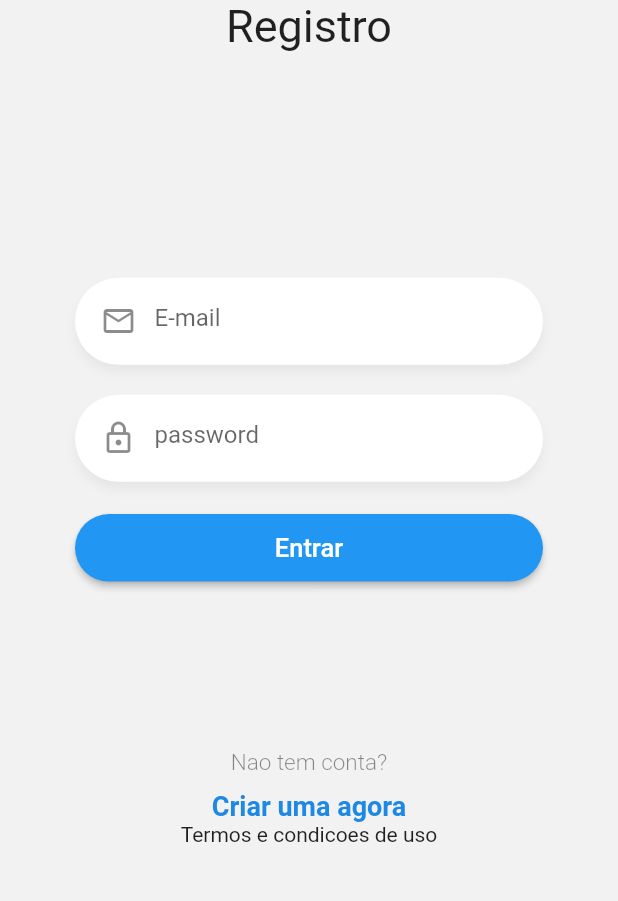
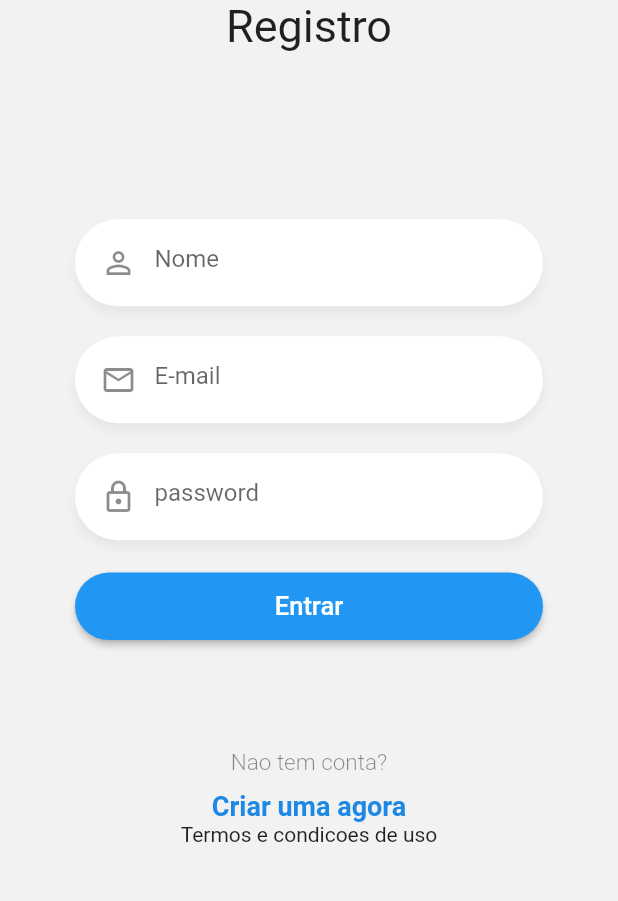
Before and after one commit to eliezerantonio/flutter-avancado, a Flutter app: the RegisterPage screen opened by its route, on a phone screen of 412 x 824 dp, the part 251-1152 px from its top. Run offline on Flutter 3.47's test engine with Material 2 defaults, Android fonts, the phone set to English and light mode, and no system bars; our stand-ins replace cloud_firestore, firebase_auth, pie_chart, socket_io_client; accounts and stored records are empty.

Commit message:
textfield nome

```diff
--- a/chat_flutter/lib/pages/register_page.dart
+++ b/chat_flutter/lib/pages/register_page.dart
@@ -43,6 +43,7 @@ class _Form extends StatefulWidget {
 class __FormState extends State<_Form> {
   final _emailController = TextEditingController();
   final _passwordController = TextEditingController();
+  final _nameController = TextEditingController();
   @override
   Widget build(BuildContext context) {
     return Container(
@@ -50,6 +51,12 @@ class __FormState extends State<_Form> {
       padding: EdgeInsets.symmetric(horizontal: 50),
       child: Column(
         children: [
+          CustomInput(
+            icon: Icons.perm_identity,
+            placeholder: 'Nome',
+            textController: _nameController,
+            keyboardType: TextInputType.text,
+          ),
           CustomInput(
             icon: Icons.email_outlined,
             placeholder: 'E-mail',
```
